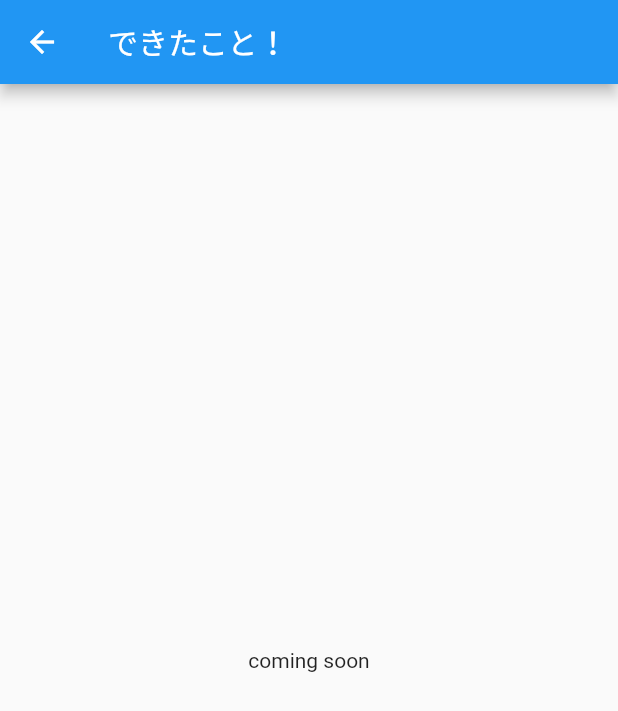
After one commit to HYKTSNG/wonderful_life, a Flutter app: the onTapPage screen opened directly, on a phone screen of 412 x 824 dp. The commit adds this screen. Shown: the top 711 px of the screen. Run offline on Flutter 3.47's test engine with Material 2 defaults, Android fonts, the phone set to English and light mode, and no system bars.

Commit message:
add: onTapDonePage

```diff
--- /dev/null
+++ b/lib/ontap_done.dart
@@ -0,0 +1,20 @@
+import 'package:flutter/material.dart';
+
+class onTapPage extends StatefulWidget {
+  @override
+  _onTapPageState createState() => _onTapPageState();
+}
+
+class _onTapPageState extends State<onTapPage> {
+  String _text = '';
+  @override
+  Widget build(BuildContext context) {
+    return Scaffold(
+        appBar: AppBar(
+          title: Text('できたこと！'),
+        ),
+        body: Center(
+          child: Text("coming soon"),
+        ));
+  }
+}
```
Also changed, not shown: lib/todo_list_page.dart (+9 -1 lines).
